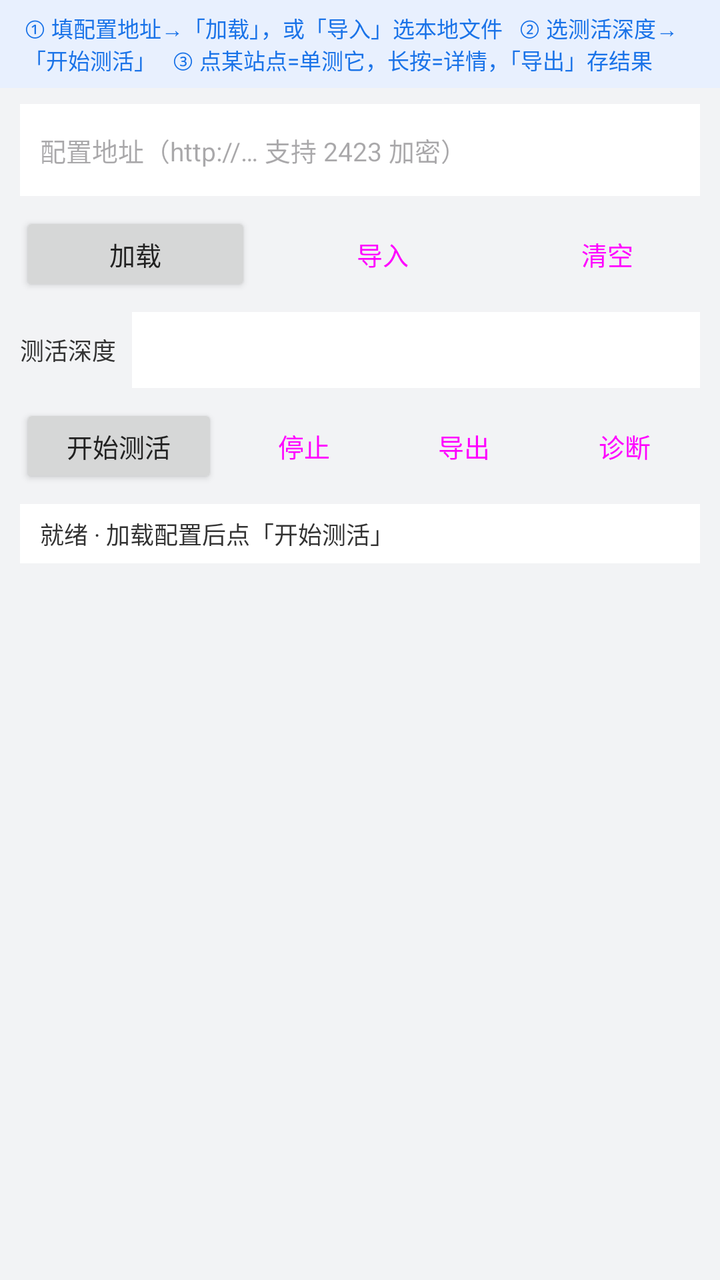
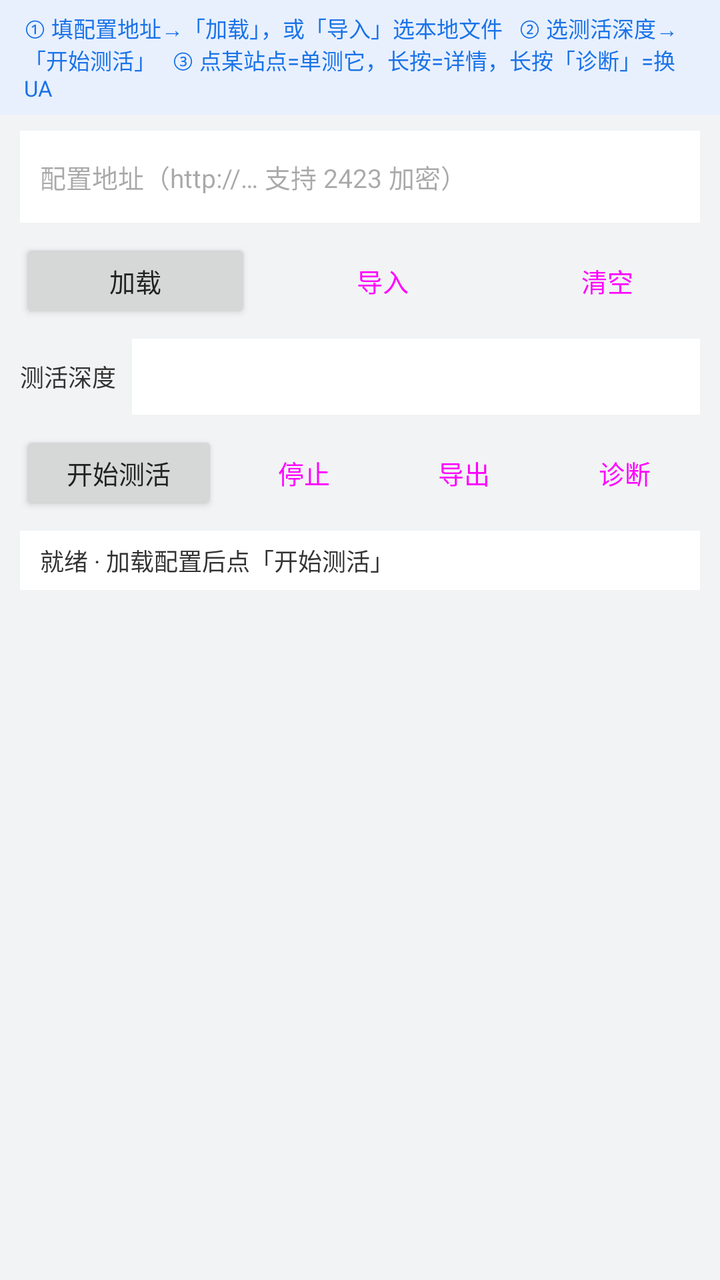

The first picture is an Android layout as it rendered before a commit; the second is the same layout after the commit. The layout source and the unified diff follow.
<!-- AndroidManifest.xml: application theme Theme.Check -->
<!-- res/layout/activity_main.xml -->
<?xml version="1.0" encoding="utf-8"?>
<LinearLayout xmlns:android="http://schemas.android.com/apk/res/android"
    android:id="@+id/root"
    android:layout_width="match_parent"
    android:layout_height="match_parent"
    android:background="#F2F3F5"
    android:orientation="vertical">

    <TextView
        android:layout_width="match_parent"
        android:layout_height="wrap_content"
        android:background="#E8F0FE"
        android:paddingHorizontal="12dp"
        android:paddingVertical="6dp"
        android:text="① 填配置地址→「加载」，或「导入」选本地文件   ② 选测活深度→「开始测活」   ③ 点某站点=单测它，长按=详情，「导出」存结果"
        android:textColor="#1A73E8"
        android:textSize="11sp" />

    <EditText
        android:id="@+id/etConfig"
        android:layout_width="match_parent"
        android:layout_height="46dp"
        android:layout_marginHorizontal="10dp"
        android:layout_marginTop="8dp"
        android:background="#FFFFFF"
        android:hint="配置地址（http://… 支持 2423 加密）"
        android:imeOptions="actionDone"
        android:inputType="textUri"
        android:textColor="#212121"
        android:maxLines="1"
        android:paddingHorizontal="10dp"
        android:textSize="13sp" />

    <LinearLayout
        android:layout_width="match_parent"
        android:layout_height="wrap_content"
        android:layout_marginHorizontal="10dp"
        android:layout_marginTop="8dp"
        android:orientation="horizontal">

        <Button
            android:id="@+id/btnLoad"
            android:layout_width="0dp"
            android:layout_height="42dp"
            android:layout_weight="1"
            android:minWidth="0dp"
            android:paddingHorizontal="0dp"
            android:text="加载"
            android:textSize="13sp" />

        <Button
            android:id="@+id/btnImport"
            style="?attr/materialButtonOutlinedStyle"
            android:layout_width="0dp"
            android:layout_height="42dp"
            android:layout_marginStart="8dp"
            android:layout_weight="1"
            android:minWidth="0dp"
            android:paddingHorizontal="0dp"
            android:text="导入"
            android:textSize="13sp" />

        <Button
            android:id="@+id/btnClear"
            style="?attr/materialButtonOutlinedStyle"
            android:layout_width="0dp"
            android:layout_height="42dp"
            android:layout_marginStart="8dp"
            android:layout_weight="0.8"
            android:minWidth="0dp"
            android:paddingHorizontal="0dp"
            android:text="清空"
            android:textSize="13sp" />
    </LinearLayout>

    <LinearLayout
        android:layout_width="match_parent"
        android:layout_height="wrap_content"
        android:layout_marginHorizontal="10dp"
        android:layout_marginTop="8dp"
        android:gravity="center_vertical"
        android:orientation="horizontal">

        <TextView
            android:layout_width="wrap_content"
            android:layout_height="wrap_content"
            android:text="测活深度"
            android:textColor="#333333"
            android:textSize="12sp" />

        <Spinner
            android:id="@+id/spDepth"
            android:layout_width="0dp"
            android:layout_height="38dp"
            android:layout_marginStart="8dp"
            android:layout_weight="1"
            android:background="#FFFFFF"
            android:paddingHorizontal="8dp" />
    </LinearLayout>

    <LinearLayout
        android:layout_width="match_parent"
        android:layout_height="wrap_content"
        android:layout_marginHorizontal="10dp"
        android:layout_marginTop="8dp"
        android:orientation="horizontal">

        <Button
            android:id="@+id/btnRun"
            android:layout_width="0dp"
            android:layout_height="42dp"
            android:layout_weight="1.2"
            android:minWidth="0dp"
            android:paddingHorizontal="0dp"
            android:text="开始测活"
            android:textSize="13sp" />

        <Button
            android:id="@+id/btnStop"
            style="?attr/materialButtonOutlinedStyle"
            android:layout_width="0dp"
            android:layout_height="42dp"
            android:layout_marginStart="6dp"
            android:layout_weight="0.9"
            android:minWidth="0dp"
            android:paddingHorizontal="0dp"
            android:text="停止"
            android:textSize="13sp" />

        <Button
            android:id="@+id/btnExport"
            style="?attr/materialButtonOutlinedStyle"
            android:layout_width="0dp"
            android:layout_height="42dp"
            android:layout_marginStart="6dp"
            android:layout_weight="0.9"
            android:minWidth="0dp"
            android:paddingHorizontal="0dp"
            android:text="导出"
            android:textSize="13sp" />

        <Button
            android:id="@+id/btnDiag"
            style="?attr/materialButtonOutlinedStyle"
            android:layout_width="0dp"
            android:layout_height="42dp"
            android:layout_marginStart="6dp"
            android:layout_weight="0.9"
            android:minWidth="0dp"
            android:paddingHorizontal="0dp"
            android:text="诊断"
            android:textSize="13sp" />
    </LinearLayout>

    <TextView
        android:id="@+id/tvProgress"
        android:layout_width="match_parent"
        android:layout_height="wrap_content"
        android:layout_marginHorizontal="10dp"
        android:layout_marginTop="8dp"
        android:background="#FFFFFF"
        android:paddingHorizontal="10dp"
        android:paddingVertical="6dp"
        android:text="就绪 · 加载配置后点「开始测活」"
        android:textColor="#333333"
        android:textSize="12sp" />

    <androidx.recyclerview.widget.RecyclerView
        android:id="@+id/recycler"
        android:layout_width="match_parent"
        android:layout_height="0dp"
        android:layout_marginTop="6dp"
        android:layout_weight="1"
        android:clipToPadding="false"
        android:paddingBottom="12dp" />
</LinearLayout>
<!-- resources referenced by this layout -->
<resources>
  <style name="Theme.Check" parent="Theme.Material3.Light.NoActionBar">
          <item name="android:statusBarColor">@android:color/transparent</item>
          <item name="android:navigationBarColor">@android:color/transparent</item>
          <item name="android:windowLightStatusBar">true</item>
          <item name="android:windowBackground">#F2F3F5</item>
          <item name="android:textColorPrimary">#212121</item>
          <item name="android:textColorSecondary">#666666</item>
      </style>
</resources>

<!-- the commit's change to res/layout/activity_main.xml (unified diff, before → after) -->
@@ -12,7 +12,7 @@
         android:background="#E8F0FE"
         android:paddingHorizontal="12dp"
         android:paddingVertical="6dp"
-        android:text="① 填配置地址→「加载」，或「导入」选本地文件   ② 选测活深度→「开始测活」   ③ 点某站点=单测它，长按=详情，「导出」存结果"
+        android:text="① 填配置地址→「加载」，或「导入」选本地文件   ② 选测活深度→「开始测活」   ③ 点某站点=单测它，长按=详情，长按「诊断」=换 UA"
         android:textColor="#1A73E8"
         android:textSize="11sp" />
 
